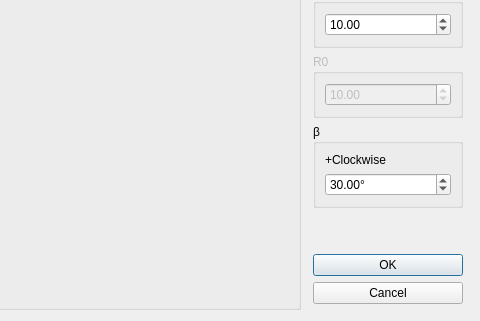
Old version of the form core/panel/run_Triangle_Solver_edit.ui in the repository KmolYuan/Pyslvs-UI; both pictures show x 300 to 780 and y 279 to 600 of the 780 by 600 pixel window.
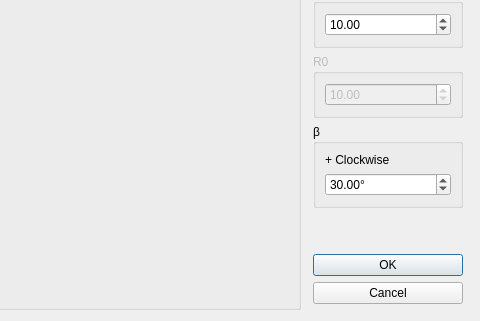
New version of the form. Icons and pictures are not drawn.

What changed in the file:
```diff
--- a/core/panel/run_Triangle_Solver_edit.ui
+++ b/core/panel/run_Triangle_Solver_edit.ui
@@ -573,7 +573,7 @@
            <item>
             <widget class="QLabel" name="label">
              <property name="text">
-              <string>+Clockwise</string>
+              <string>+ Clockwise</string>
              </property>
             </widget>
            </item>
```
